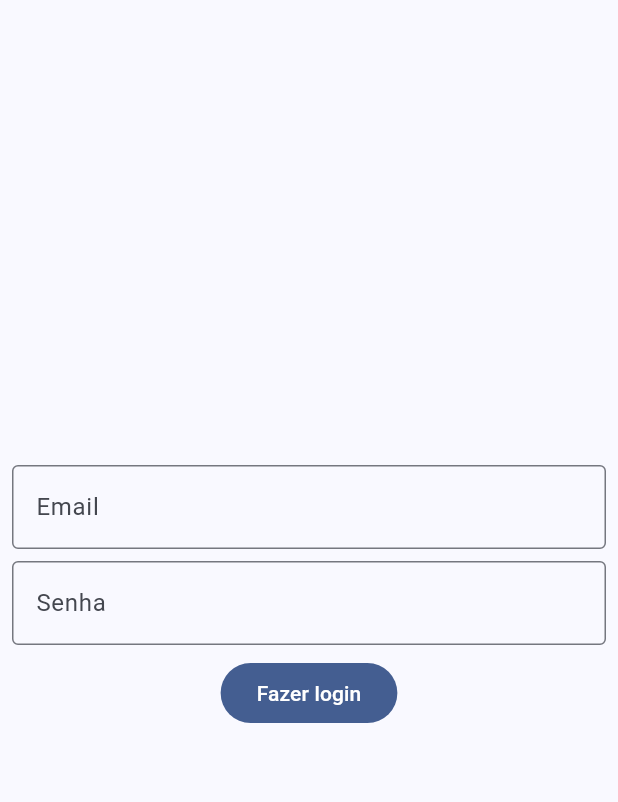
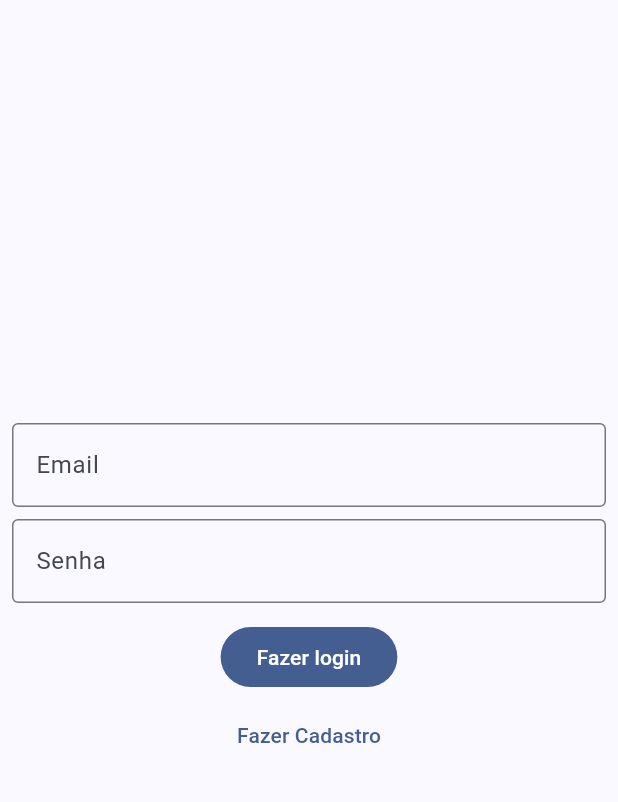
Before and after one commit to NinjaBitroom/diario_de_viagens, a Flutter app: the screen it shows after launch, on a phone screen of 412 x 824 dp, the part 63-865 px from its top. Run offline on Flutter 3.47's test engine with Material 3 defaults, Android fonts, the phone set to English and light mode, and no system bars; our stand-ins replace firebase_auth, firebase_core, get; accounts and stored records are empty; network calls fail.

Commit message:
Adicione o botão "fazer cadastro" na tela de login

```diff
--- a/lib/views/login_view.dart
+++ b/lib/views/login_view.dart
@@ -3,6 +3,8 @@ import 'package:flutter/material.dart';
 import 'package:get/get.dart';
 
 class LoginView extends GetView {
+  const LoginView({super.key});
+
   @override
   Widget build(BuildContext context) {
     return Scaffold(
@@ -32,13 +34,18 @@ class LoginView extends GetView {
               ),
             ),
             const SizedBox(
-              height: 8,
+              height: 12,
             ),
             FilledButton(
-                onPressed: () {
-                  Get.offAll(const CountryListView());
-                },
-                child: const Text('Fazer login'))
+              onPressed: () {
+                Get.offAll(const CountryListView());
+              },
+              child: const Text('Fazer login'),
+            ),
+            const SizedBox(
+              height: 4,
+            ),
+            TextButton(onPressed: () {}, child: const Text('Fazer Cadastro'))
           ],
         ),
       ),
```
